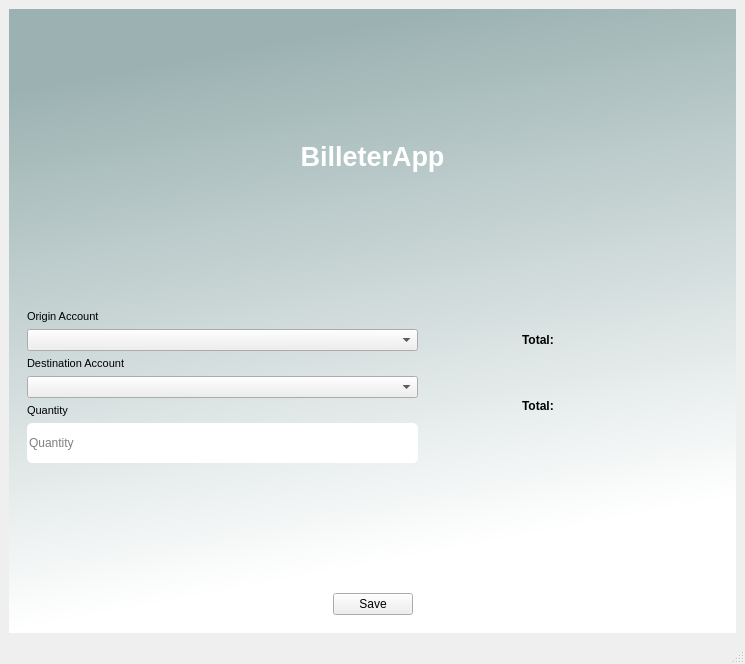
Above: guicore/uis/operation_transfer_screen.ui from Igna11/billetera before the change. Below: the same form after it.
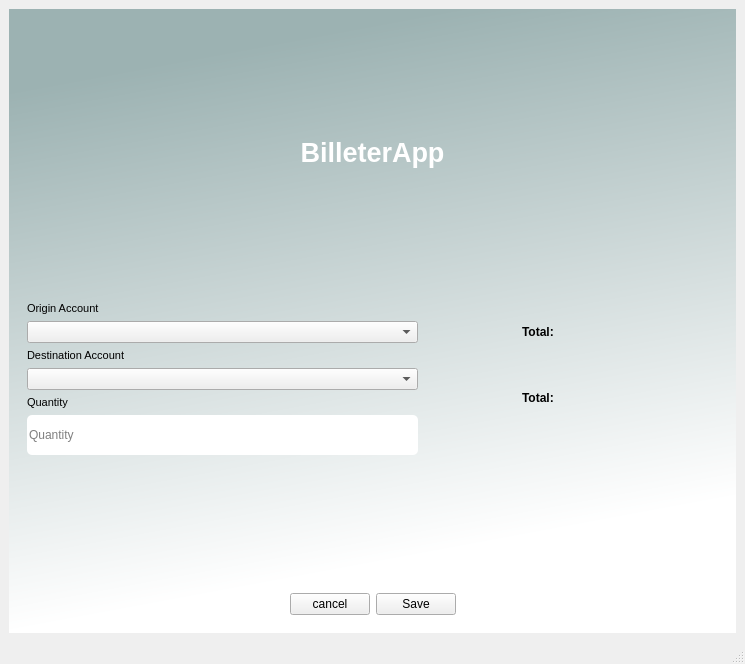
That is the form after the change. Icons and pictures are not drawn.

The edit to the form file:
```diff
--- a/guicore/uis/operation_transfer_screen.ui
+++ b/guicore/uis/operation_transfer_screen.ui
@@ -14,7 +14,8 @@
    <string>MainWindow</string>
   </property>
   <property name="windowIcon">
-   <iconset theme="file:///windows/AlmacenamientoProgramas/ignag/Igna/Python%20Scripts/Billetera/guicore/icon.svg&#13;&#10;"/>
+   <iconset theme="file:///windows/AlmacenamientoProgramas/ignag/Igna/Python%20Scripts/Billetera/guicore/icon.svg&#13;&#10;">
+    <normaloff>.</normaloff>.</iconset>
   </property>
   <widget class="QWidget" name="centralwidget">
    <layout class="QHBoxLayout" name="horizontalLayout_4">
@@ -24,7 +25,7 @@
        <string notr="true">QWidget#widget{
 background-color:qlineargradient(spread:pad, x1:0, y1:0, x2:0.207, y2:0.954545, stop:0.132159 rgba(156, 178, 178, 255), stop:1 rgba(255, 255, 255, 255))}</string>
       </property>
-      <layout class="QVBoxLayout" name="verticalLayout" stretch="7,7,1">
+      <layout class="QVBoxLayout" name="verticalLayout" stretch="7,7,0,1">
        <item>
         <widget class="QWidget" name="label_widget" native="true">
          <layout class="QHBoxLayout" name="horizontalLayout_6">
@@ -114,6 +115,12 @@
             </item>
             <item>
              <widget class="QLabel" name="status_label">
+              <property name="font">
+               <font>
+                <pointsize>7</pointsize>
+                <italic>true</italic>
+               </font>
+              </property>
               <property name="text">
                <string/>
               </property>
@@ -205,6 +212,23 @@
          </layout>
         </widget>
        </item>
+       <item>
+        <layout class="QHBoxLayout" name="horizontalLayout_2">
+         <item>
+          <widget class="QLabel" name="status_label_2">
+           <property name="font">
+            <font>
+             <pointsize>7</pointsize>
+             <italic>true</italic>
+            </font>
+           </property>
+           <property name="text">
+            <string/>
+           </property>
+          </widget>
+         </item>
+        </layout>
+       </item>
        <item>
         <widget class="QWidget" name="sabe_button_widget" native="true">
          <layout class="QHBoxLayout" name="horizontalLayout_5">
@@ -221,11 +245,24 @@
             </property>
            </spacer>
           </item>
+          <item>
+           <widget class="QPushButton" name="cancel_button">
+            <property name="text">
+             <string>cancel</string>
+            </property>
+            <property name="autoDefault">
+             <bool>true</bool>
+            </property>
+           </widget>
+          </item>
           <item>
            <widget class="QPushButton" name="save_button">
             <property name="text">
              <string>Save</string>
             </property>
+            <property name="autoDefault">
+             <bool>true</bool>
+            </property>
            </widget>
           </item>
           <item>
```
